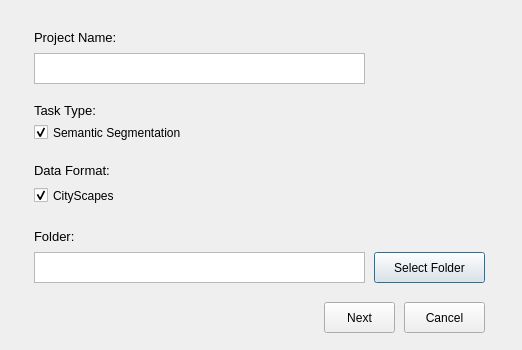
First picture: the form in ui_design/createNewProject.ui, repository HYOJAE15/BOXOR, before the edit.
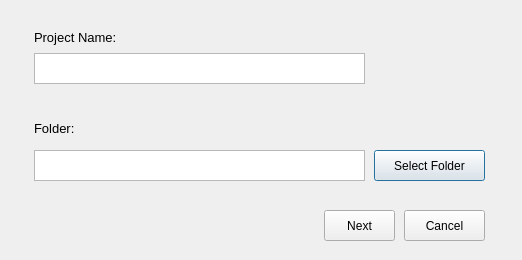
Second picture: the form after the edit.

Commit message: [update] create project dialog

Patch:
```diff
--- a/ui_design/createNewProject.ui
+++ b/ui_design/createNewProject.ui
@@ -7,7 +7,7 @@
     <x>0</x>
     <y>0</y>
     <width>522</width>
-    <height>350</height>
+    <height>260</height>
    </rect>
   </property>
   <property name="sizePolicy">
@@ -19,79 +19,11 @@
   <property name="windowTitle">
    <string>Create a New Project</string>
   </property>
-  <widget class="QCheckBox" name="checkBox">
-   <property name="geometry">
-    <rect>
-     <x>34</x>
-     <y>186</y>
-     <width>111</width>
-     <height>19</height>
-    </rect>
-   </property>
-   <property name="text">
-    <string>CityScapes</string>
-   </property>
-   <property name="checked">
-    <bool>true</bool>
-   </property>
-  </widget>
-  <widget class="QLabel" name="label">
-   <property name="geometry">
-    <rect>
-     <x>34</x>
-     <y>162</y>
-     <width>111</width>
-     <height>16</height>
-    </rect>
-   </property>
-   <property name="font">
-    <font>
-     <pointsize>10</pointsize>
-    </font>
-   </property>
-   <property name="text">
-    <string>Data Format:</string>
-   </property>
-  </widget>
-  <widget class="QCheckBox" name="checkBox_2">
-   <property name="geometry">
-    <rect>
-     <x>34</x>
-     <y>123</y>
-     <width>181</width>
-     <height>19</height>
-    </rect>
-   </property>
-   <property name="text">
-    <string>Semantic Segmentation</string>
-   </property>
-   <property name="checked">
-    <bool>true</bool>
-   </property>
-  </widget>
-  <widget class="QLabel" name="label_2">
-   <property name="geometry">
-    <rect>
-     <x>34</x>
-     <y>100</y>
-     <width>91</width>
-     <height>21</height>
-    </rect>
-   </property>
-   <property name="font">
-    <font>
-     <pointsize>10</pointsize>
-    </font>
-   </property>
-   <property name="text">
-    <string>Task Type:</string>
-   </property>
-  </widget>
   <widget class="QLabel" name="label_3">
    <property name="geometry">
     <rect>
      <x>34</x>
-     <y>228</y>
+     <y>120</y>
      <width>91</width>
      <height>16</height>
     </rect>
@@ -109,7 +41,7 @@
    <property name="geometry">
     <rect>
      <x>34</x>
-     <y>252</y>
+     <y>150</y>
      <width>331</width>
      <height>31</height>
     </rect>
@@ -129,7 +61,7 @@
    <property name="geometry">
     <rect>
      <x>374</x>
-     <y>252</y>
+     <y>150</y>
      <width>111</width>
      <height>31</height>
     </rect>
@@ -142,7 +74,7 @@
    <property name="geometry">
     <rect>
      <x>324</x>
-     <y>302</y>
+     <y>210</y>
      <width>71</width>
      <height>31</height>
     </rect>
@@ -155,7 +87,7 @@
    <property name="geometry">
     <rect>
      <x>404</x>
-     <y>302</y>
+     <y>210</y>
      <width>81</width>
      <height>31</height>
     </rect>
```
Left out of the diff: 6 changed lines with no effect on the pictures.
